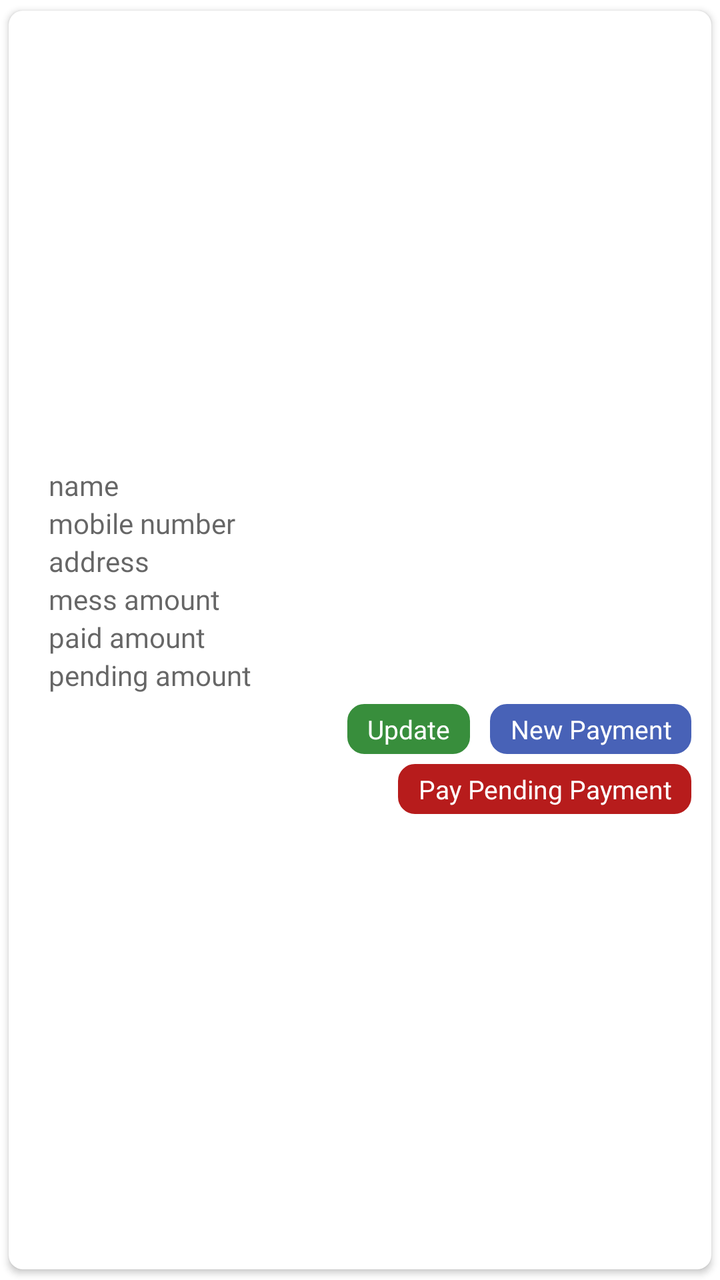
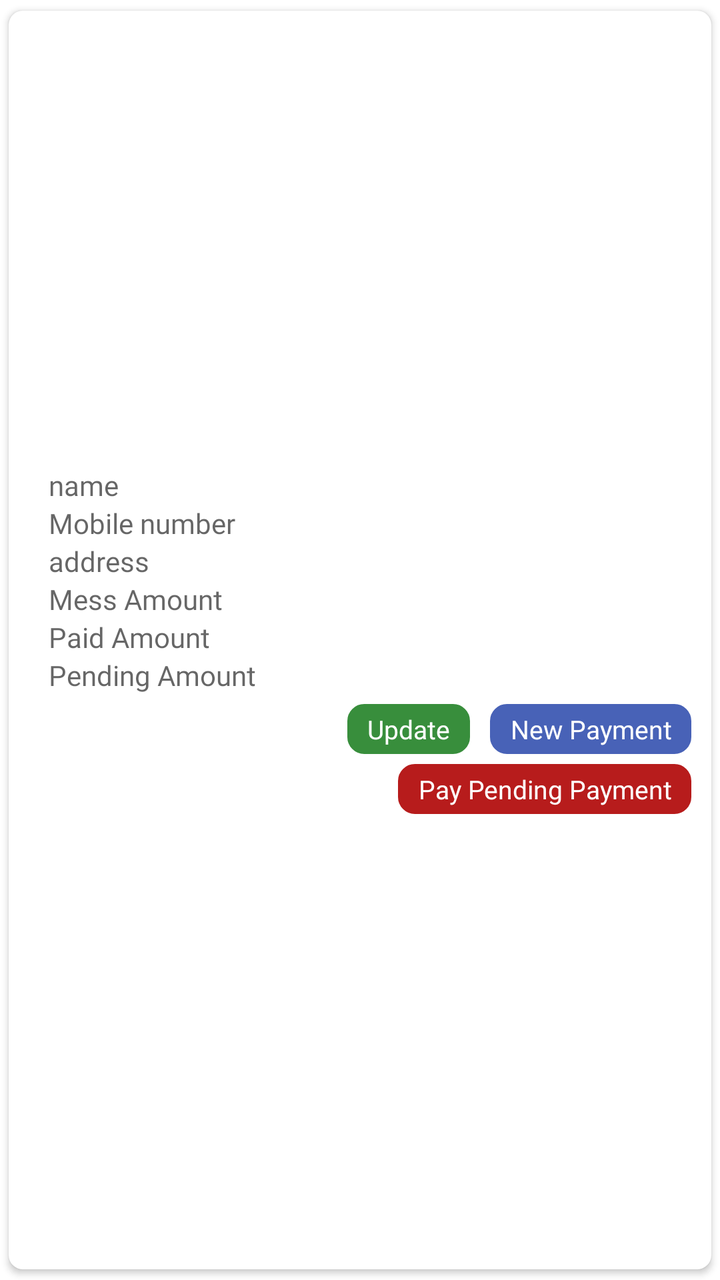

The first picture is an Android layout as it rendered before a commit; the second is the same layout after the commit. The layout source and the unified diff follow.
<!-- AndroidManifest.xml: application theme AppTheme -->
<!-- res/layout/member_list.xml -->
<?xml version="1.0" encoding="utf-8"?>
<androidx.cardview.widget.CardView xmlns:android="http://schemas.android.com/apk/res/android"
    xmlns:app="http://schemas.android.com/apk/res-auto"
    android:id="@+id/tableNumberCardView"
    android:layout_width="match_parent"
    android:layout_height="wrap_content"
    android:layout_margin="5dp"
    app:cardBackgroundColor="@color/white"
    app:cardCornerRadius="7dp"
    app:cardUseCompatPadding="true">

    <LinearLayout
        android:layout_width="match_parent"
        android:layout_height="wrap_content"
        android:layout_gravity="center"
        android:layout_margin="5dp"
        android:gravity="center"
        android:orientation="vertical">

        <TextView
            android:id="@+id/memberName"
            android:layout_width="match_parent"
            android:layout_height="wrap_content"
            android:layout_gravity="center"
            android:layout_marginTop="5dp"
            android:fontFamily="@font/poppinslight"
            android:gravity="center|start"
            android:hint="name"
            android:paddingStart="15dp"
            android:paddingEnd="15dp"
            android:textColor="@color/black"
            android:textSize="14dp" />

        <TextView
            android:id="@+id/memberMobileNumber"
            android:layout_width="match_parent"
            android:layout_height="wrap_content"
            android:layout_gravity="center"
            android:autoLink="phone"
            android:fontFamily="@font/poppinslight"
            android:gravity="center|start"
            android:hint="mobile number"
            android:paddingStart="15dp"
            android:paddingEnd="15dp"
            android:textColor="@color/black"
            android:textSize="14dp" />

        <TextView
            android:id="@+id/memberAddress"
            android:layout_width="match_parent"
            android:layout_height="wrap_content"
            android:layout_gravity="center"
            android:fontFamily="@font/poppinslight"
            android:gravity="center|start"
            android:hint="address"
            android:paddingStart="15dp"
            android:paddingEnd="15dp"
            android:textColor="@color/black"
            android:textSize="14dp" />

        <TextView
            android:id="@+id/memberMessAmount"
            android:layout_width="match_parent"
            android:layout_height="wrap_content"
            android:layout_gravity="center"
            android:fontFamily="@font/poppinslight"
            android:gravity="center|start"
            android:hint="mess amount"
            android:paddingStart="15dp"
            android:paddingEnd="15dp"
            android:textColor="@color/black"
            android:textSize="14dp" />

        <TextView
            android:id="@+id/memberPaidAmount"
            android:layout_width="match_parent"
            android:layout_height="wrap_content"
            android:layout_gravity="center"
            android:fontFamily="@font/poppinslight"
            android:gravity="center|start"
            android:hint="paid amount"
            android:paddingStart="15dp"
            android:paddingEnd="15dp"
            android:textColor="@color/black"
            android:textSize="14dp" />

        <TextView
            android:id="@+id/memberPendingAmount"
            android:layout_width="match_parent"
            android:layout_height="wrap_content"
            android:layout_gravity="center"
            android:fontFamily="@font/poppinslight"
            android:gravity="center|start"
            android:hint="pending amount"
            android:paddingStart="15dp"
            android:paddingEnd="15dp"
            android:textColor="@color/black"
            android:textSize="14dp" />

        <LinearLayout
            android:layout_width="wrap_content"
            android:layout_height="wrap_content"
            android:layout_gravity="center|end"
            android:layout_marginStart="10dp"
            android:layout_marginTop="5dp"
            android:layout_marginBottom="5dp"
            android:gravity="center"
            android:orientation="horizontal">

            <TextView
                android:id="@+id/deleteMember"
                android:layout_width="wrap_content"
                android:layout_height="25dp"
                android:layout_gravity="center"
                android:layout_marginStart="5dp"
                android:layout_marginEnd="5dp"
                android:layout_weight="1"
                android:background="@drawable/button_rounded_border"
                android:backgroundTint="@color/red_900"
                android:fontFamily="@font/poppinsregular"
                android:gravity="center"
                android:paddingStart="10dp"
                android:paddingEnd="10dp"
                android:text="Delete"
                android:textColor="@color/white"
                android:textSize="12dp"
                android:visibility="gone" />

            <TextView
                android:id="@+id/updateMember"
                android:layout_width="wrap_content"
                android:layout_height="25dp"
                android:layout_gravity="center"
                android:layout_marginStart="5dp"
                android:layout_marginEnd="5dp"
                android:layout_weight="1"
                android:background="@drawable/button_rounded_border"
                android:backgroundTint="@color/green_700"
                android:fontFamily="@font/poppinsregular"
                android:gravity="center"
                android:paddingStart="10dp"
                android:paddingEnd="10dp"
                android:text="Update"
                android:textColor="@color/white"
                android:textSize="13dp" />

            <TextView
                android:id="@+id/paymentNew"
                android:layout_width="wrap_content"
                android:layout_height="25dp"
                android:layout_gravity="center"
                android:layout_marginStart="5dp"
                android:layout_marginEnd="5dp"
                android:layout_weight="1"
                android:background="@drawable/button_rounded_border"
                android:backgroundTint="@color/colorPrimary"
                android:fontFamily="@font/poppinsregular"
                android:gravity="center"
                android:paddingStart="10dp"
                android:paddingEnd="10dp"
                android:text="New Payment"
                android:textColor="@color/white"
                android:textSize="13dp" />

        </LinearLayout>

        <TextView
            android:id="@+id/paymentMember"
            android:layout_width="wrap_content"
            android:layout_height="25dp"
            android:layout_gravity="center|end"
            android:layout_marginStart="5dp"
            android:layout_marginEnd="5dp"
            android:layout_marginBottom="5dp"
            android:layout_weight="1"
            android:background="@drawable/button_rounded_border"
            android:backgroundTint="@color/red"
            android:fontFamily="@font/poppinsregular"
            android:gravity="center"
            android:paddingStart="10dp"
            android:paddingEnd="10dp"
            android:text="Pay Pending Payment"
            android:textColor="@color/white"
            android:textSize="13dp" />


    </LinearLayout>

</androidx.cardview.widget.CardView>
<!-- resources referenced by this layout -->
<resources>
  <color name="black">#000</color>
  <color name="colorPrimary">#4862b7</color>
  <color name="green_700">#388E3C</color>
  <color name="red">#B71C1C</color>
  <color name="red_900">#B71C1C</color>
  <color name="white">#fff</color>
  <!-- drawable button_rounded_border (drawable) -->
  <?xml version="1.0" encoding="utf-8"?>
  <shape xmlns:android="http://schemas.android.com/apk/res/android">
      <stroke
          android:width="1dp"
          android:color="@color/light_black" />
  
      <corners android:radius="8dp" />
  
  </shape>
  <style name="AppTheme" parent="Theme.MaterialComponents.Light.NoActionBar">
          
          <item name="colorPrimary">@color/colorPrimary</item>
          <item name="colorPrimaryDark">@color/colorPrimary</item>
          <item name="colorAccent">@color/colorAccent</item>
          <item name="android:windowIsTranslucent">true</item>
          <item name="windowNoTitle">true</item>
          <item name="windowActionBar">false</item>
  
      </style>
  <color name="light_black">#4a4a4a</color>
  <color name="colorAccent">#000</color>
</resources>

<!-- the commit's change to res/layout/member_list.xml (unified diff, before → after) -->
@@ -25,7 +25,7 @@
             android:layout_marginTop="5dp"
             android:fontFamily="@font/poppinslight"
             android:gravity="center|start"
-            android:hint="name"
+            android:hint="@string/ui_name"
             android:paddingStart="15dp"
             android:paddingEnd="15dp"
             android:textColor="@color/black"
@@ -39,7 +39,7 @@
             android:autoLink="phone"
             android:fontFamily="@font/poppinslight"
             android:gravity="center|start"
-            android:hint="mobile number"
+            android:hint="@string/trial_signup_contact"
             android:paddingStart="15dp"
             android:paddingEnd="15dp"
             android:textColor="@color/black"
@@ -52,7 +52,7 @@
             android:layout_gravity="center"
             android:fontFamily="@font/poppinslight"
             android:gravity="center|start"
-            android:hint="address"
+            android:hint="@string/ui_address"
             android:paddingStart="15dp"
             android:paddingEnd="15dp"
             android:textColor="@color/black"
@@ -65,7 +65,7 @@
             android:layout_gravity="center"
             android:fontFamily="@font/poppinslight"
             android:gravity="center|start"
-            android:hint="mess amount"
+            android:hint="@string/ui_mess_amount"
             android:paddingStart="15dp"
             android:paddingEnd="15dp"
             android:textColor="@color/black"
@@ -78,7 +78,7 @@
             android:layout_gravity="center"
             android:fontFamily="@font/poppinslight"
             android:gravity="center|start"
-            android:hint="paid amount"
+            android:hint="@string/ui_paid_amount"
             android:paddingStart="15dp"
             android:paddingEnd="15dp"
             android:textColor="@color/black"
@@ -91,7 +91,7 @@
             android:layout_gravity="center"
             android:fontFamily="@font/poppinslight"
             android:gravity="center|start"
-            android:hint="pending amount"
+            android:hint="@string/ui_pending_amount"
             android:paddingStart="15dp"
             android:paddingEnd="15dp"
             android:textColor="@color/black"
@@ -121,7 +121,7 @@
                 android:gravity="center"
                 android:paddingStart="10dp"
                 android:paddingEnd="10dp"
-                android:text="Delete"
+                android:text="@string/ui_delete"
                 android:textColor="@color/white"
                 android:textSize="12dp"
                 android:visibility="gone" />
@@ -140,7 +140,7 @@
                 android:gravity="center"
                 android:paddingStart="10dp"
                 android:paddingEnd="10dp"
-                android:text="Update"
+                android:text="@string/ui_update"
                 android:textColor="@color/white"
                 android:textSize="13dp" />
 
@@ -158,7 +158,7 @@
                 android:gravity="center"
                 android:paddingStart="10dp"
                 android:paddingEnd="10dp"
-                android:text="New Payment"
+                android:text="@string/ui_new_payment"
                 android:textColor="@color/white"
                 android:textSize="13dp" />
 
@@ -179,7 +179,7 @@
             android:gravity="center"
             android:paddingStart="10dp"
             android:paddingEnd="10dp"
-            android:text="Pay Pending Payment"
+            android:text="@string/ui_pay_pending_payment"
             android:textColor="@color/white"
             android:textSize="13dp" />
 
<!-- resource entries referenced after the edit -->
@@ -16,6 +16,16 @@
       <corners android:radius="8dp" />
   
   </shape>
+  <string name="trial_signup_contact">Mobile number</string>
+  <string name="ui_address">address</string>
+  <string name="ui_delete">Delete</string>
+  <string name="ui_mess_amount">Mess Amount</string>
+  <string name="ui_name">name</string>
+  <string name="ui_new_payment">New Payment</string>
+  <string name="ui_paid_amount">Paid Amount</string>
+  <string name="ui_pay_pending_payment">Pay Pending Payment</string>
+  <string name="ui_pending_amount">Pending Amount</string>
+  <string name="ui_update">Update</string>
   <style name="AppTheme" parent="Theme.MaterialComponents.Light.NoActionBar">
           
           <item name="colorPrimary">@color/colorPrimary</item>
